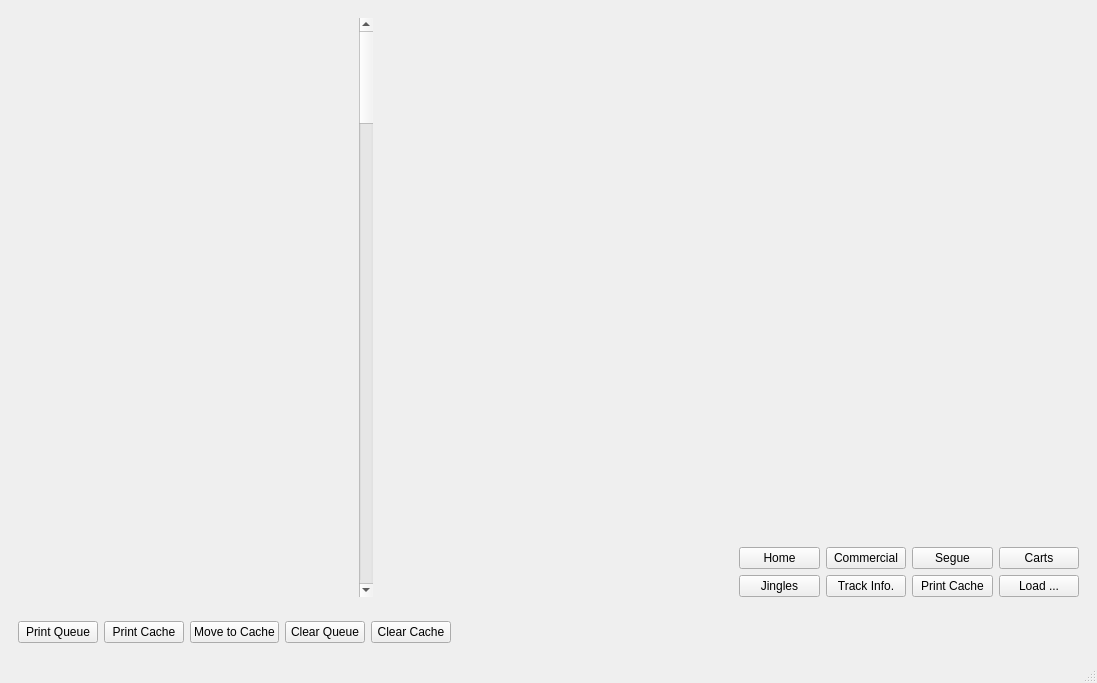
Above: rave/OATS/mainwindow.ui from pgathogo/raven before the change. Below: the same form after it.
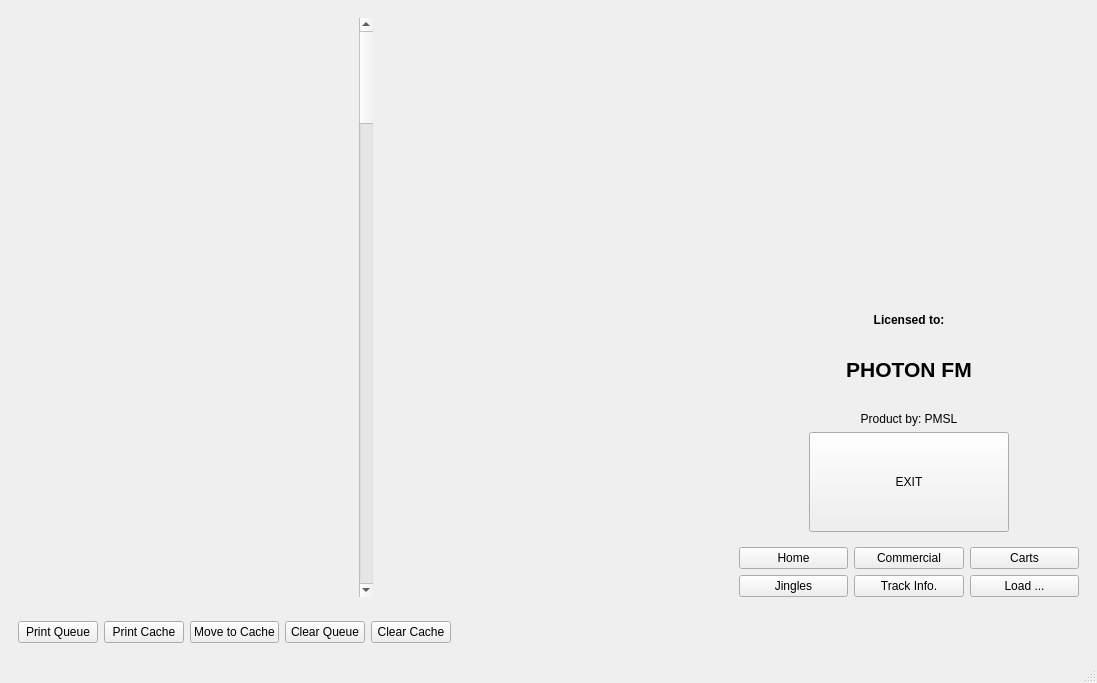
That is the form after the change.

Diff of the .ui file:
```diff
--- a/rave/OATS/mainwindow.ui
+++ b/rave/OATS/mainwindow.ui
@@ -95,7 +95,108 @@
                <widget class="QWidget" name="pgHome">
                 <layout class="QVBoxLayout" name="verticalLayout_12">
                  <item>
-                  <layout class="QVBoxLayout" name="vlHome"/>
+                  <layout class="QVBoxLayout" name="vlHome" stretch="1,0,0">
+                   <item>
+                    <layout class="QHBoxLayout" name="hlTitle"/>
+                   </item>
+                   <item>
+                    <layout class="QVBoxLayout" name="vlLicense">
+                     <property name="spacing">
+                      <number>30</number>
+                     </property>
+                     <item>
+                      <widget class="QLabel" name="label">
+                       <property name="font">
+                        <font>
+                         <bold>true</bold>
+                        </font>
+                       </property>
+                       <property name="text">
+                        <string>Licensed to:</string>
+                       </property>
+                       <property name="alignment">
+                        <set>Qt::AlignCenter</set>
+                       </property>
+                      </widget>
+                     </item>
+                     <item>
+                      <widget class="QLabel" name="lblClient">
+                       <property name="font">
+                        <font>
+                         <pointsize>16</pointsize>
+                         <bold>true</bold>
+                        </font>
+                       </property>
+                       <property name="text">
+                        <string>PHOTON FM</string>
+                       </property>
+                       <property name="alignment">
+                        <set>Qt::AlignCenter</set>
+                       </property>
+                      </widget>
+                     </item>
+                     <item>
+                      <widget class="QLabel" name="label_3">
+                       <property name="text">
+                        <string>&lt;html&gt;&lt;head/&gt;&lt;body&gt;&lt;p&gt;Product by: PMSL&lt;/p&gt;&lt;/body&gt;&lt;/html&gt;</string>
+                       </property>
+                       <property name="alignment">
+                        <set>Qt::AlignCenter</set>
+                       </property>
+                      </widget>
+                     </item>
+                    </layout>
+                   </item>
+                   <item>
+                    <layout class="QHBoxLayout" name="hlToolbar">
+                     <item>
+                      <spacer name="horizontalSpacer_2">
+                       <property name="orientation">
+                        <enum>Qt::Horizontal</enum>
+                       </property>
+                       <property name="sizeHint" stdset="0">
+                        <size>
+                         <width>40</width>
+                         <height>20</height>
+                        </size>
+                       </property>
+                      </spacer>
+                     </item>
+                     <item>
+                      <widget class="QPushButton" name="btnExit">
+                       <property name="sizePolicy">
+                        <sizepolicy hsizetype="Minimum" vsizetype="Fixed">
+                         <horstretch>0</horstretch>
+                         <verstretch>1</verstretch>
+                        </sizepolicy>
+                       </property>
+                       <property name="minimumSize">
+                        <size>
+                         <width>200</width>
+                         <height>100</height>
+                        </size>
+                       </property>
+                       <property name="text">
+                        <string>EXIT</string>
+                       </property>
+                      </widget>
+                     </item>
+                     <item>
+                      <spacer name="horizontalSpacer_3">
+                       <property name="orientation">
+                        <enum>Qt::Horizontal</enum>
+                       </property>
+                       <property name="sizeHint" stdset="0">
+                        <size>
+                         <width>40</width>
+                         <height>20</height>
+                        </size>
+                       </property>
+                      </spacer>
+                     </item>
+                    </layout>
+                   </item>
+                  </layout>
                  </item>
                 </layout>
                </widget>
@@ -149,17 +250,17 @@
            </item>
            <item>
             <layout class="QGridLayout" name="gridStackControl">
-             <item row="0" column="0">
-              <widget class="QPushButton" name="btnHome">
+             <item row="1" column="2">
+              <widget class="QPushButton" name="btnLoad">
                <property name="text">
-                <string>Home</string>
+                <string>Load ...</string>
                </property>
               </widget>
              </item>
-             <item row="0" column="2">
-              <widget class="QPushButton" name="btnSegue">
+             <item row="1" column="1">
+              <widget class="QPushButton" name="btnTrackInfo">
                <property name="text">
-                <string>Segue</string>
+                <string>Track Info.</string>
                </property>
               </widget>
              </item>
@@ -170,6 +271,13 @@
                </property>
               </widget>
              </item>
+             <item row="0" column="0">
+              <widget class="QPushButton" name="btnHome">
+               <property name="text">
+                <string>Home</string>
+               </property>
+              </widget>
+             </item>
              <item row="0" column="1">
               <widget class="QPushButton" name="btnComm">
                <property name="text">
@@ -177,34 +285,13 @@
                </property>
               </widget>
              </item>
-             <item row="0" column="3">
+             <item row="0" column="2">
               <widget class="QPushButton" name="btnCarts">
                <property name="text">
                 <string>Carts</string>
                </property>
               </widget>
              </item>
-             <item row="1" column="1">
-              <widget class="QPushButton" name="btnTrackInfo">
-               <property name="text">
-                <string>Track Info.</string>
-               </property>
-              </widget>
-             </item>
-             <item row="1" column="2">
-              <widget class="QPushButton" name="btnPrintCache">
-               <property name="text">
-                <string>Print Cache</string>
-               </property>
-              </widget>
-             </item>
-             <item row="1" column="3">
-              <widget class="QPushButton" name="btnLoad">
-               <property name="text">
-                <string>Load ...</string>
-               </property>
-              </widget>
-             </item>
             </layout>
            </item>
           </layout>
```
